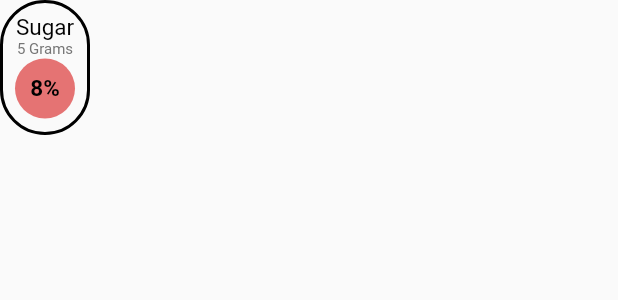
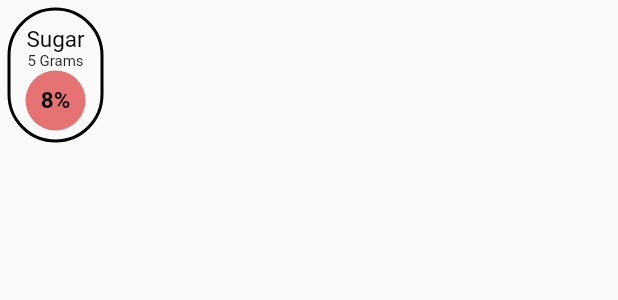
Before and after one commit to KamranMehar/donut-hub, a Flutter app: the IngredientsEclipseShape widget shown alone on an empty page, opened directly, on a phone screen of 412 x 824 dp. Shown: the top 300 px of the screen. Run offline on Flutter 3.47's test engine with Material 2 defaults, Android fonts, the phone set to English and light mode, and no system bars; our stand-ins replace firebase_auth, firebase_core, fluttertoast, google_fonts, lottie, quickalert and 1 more; missing offline and left inert: fl_country_code_picker; accounts and stored records are empty; network calls fail.

```diff
--- a/lib/ui_pages/home.dart
+++ b/lib/ui_pages/home.dart
@@ -121,7 +121,7 @@ class _HomeState extends State<Home> {
            floatingActionButton: FloatingActionButton(
              heroTag: 'addItem',
              onPressed: (){
-             Navigator.push(context, MaterialPageRoute(builder: (context)=>AddItem()));
+             Navigator.push(context, MaterialPageRoute(builder: (context)=>const AddItem()));
            },
            child: Icon(Icons.add,color: Colors.white,),),
            ///Drawer
--- a/lib/util/ingredients_eclipse_shap.dart
+++ b/lib/util/ingredients_eclipse_shap.dart
@@ -15,20 +15,23 @@ class IngredientsEclipseShape extends StatelessWidget {
 });
   @override
   Widget build(BuildContext context) {
-    return Container(
-      padding: const EdgeInsets.only(top: 7),
+    return Padding(
+      padding: const EdgeInsets.all(5),
+      child: Container(
+        padding: const EdgeInsets.all(10),
         height: 90,
-      width: 60,
+
         decoration: BoxDecoration(
             border: Border.all(color: Colors.black,width: 2),
             borderRadius: const BorderRadius.vertical(top: Radius.elliptical(40,40),bottom: Radius.elliptical(40,40))
         ),
         child: Column(children:  [
            Text(ingredient_name,style: const TextStyle(fontSize: 15,color: Colors.black),),
-        Text('$grams Grams',style: TextStyle(fontSize: 10,color: Colors.grey[600]),),
+          Text('$grams Grams',style: TextStyle(fontSize: 10,color: Colors.grey[900]),),
           CircleAvatar(backgroundColor:  color,radius: 20,
             child:   Text("$percentage%",style: const TextStyle(fontSize: 15,color: Colors.black,fontWeight: FontWeight.bold),),)
         ],),
+      ),
     );
   }
 }
```
Lines whose indentation alone changed are shown as unchanged.
